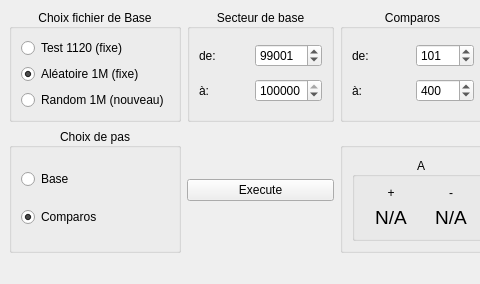
Qt form dualite_transnumerique/fenetre.ui (camptocamp/fehlmann_dualite) before a commit; both pictures show x 0 to 480 and y 0 to 284 of the 800 by 284 pixel window.
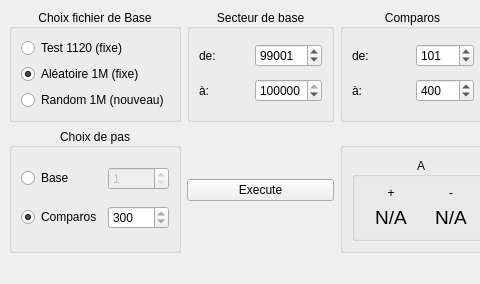
The same form after that commit.

Commit message: Avancé sur le choix de pas

Diff of the .ui file:
```diff
--- a/dualite_transnumerique/fenetre.ui
+++ b/dualite_transnumerique/fenetre.ui
@@ -203,6 +203,35 @@
          </property>
         </widget>
        </item>
+       <item row="0" column="1">
+        <widget class="QSpinBox" name="pasBaseValeur">
+         <property name="enabled">
+          <bool>false</bool>
+         </property>
+         <property name="readOnly">
+          <bool>false</bool>
+         </property>
+         <property name="minimum">
+          <number>1</number>
+         </property>
+        </widget>
+       </item>
+       <item row="1" column="1">
+        <widget class="QSpinBox" name="pasComparosValeur">
+         <property name="readOnly">
+          <bool>true</bool>
+         </property>
+         <property name="minimum">
+          <number>1</number>
+         </property>
+         <property name="maximum">
+          <number>10000</number>
+         </property>
+         <property name="value">
+          <number>300</number>
+         </property>
+        </widget>
+       </item>
       </layout>
      </widget>
     </item>
```
The commit also changes 1 other file.
